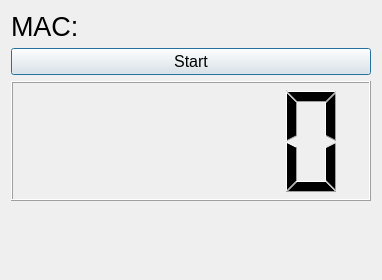
The window that Dialog.ui (840922704/BLE_DMM_Client) describes before a commit, drawn with Qt 5.
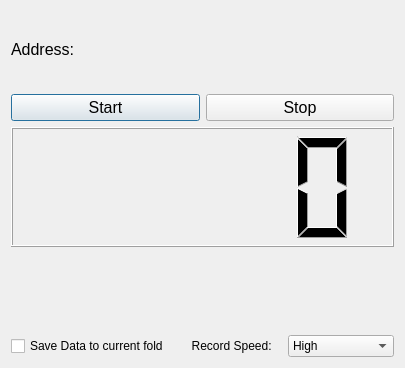
The same window after the commit.

Commit message: Add stop button

```diff
--- a/Dialog.ui
+++ b/Dialog.ui
@@ -6,8 +6,8 @@
    <rect>
     <x>0</x>
     <y>0</y>
-    <width>378</width>
-    <height>278</height>
+    <width>405</width>
+    <height>368</height>
    </rect>
   </property>
   <property name="windowTitle">
@@ -23,12 +23,14 @@
       </font>
      </property>
      <property name="text">
-      <string>&lt;html&gt;&lt;head/&gt;&lt;body&gt;&lt;p&gt;&lt;span style=&quot; font-size:20pt;&quot;&gt;MAC:&lt;/span&gt;&lt;/p&gt;&lt;/body&gt;&lt;/html&gt;</string>
+      <string>&lt;html&gt;&lt;head/&gt;&lt;body&gt;&lt;p&gt;Address:&lt;/p&gt;&lt;/body&gt;&lt;/html&gt;</string>
      </property>
     </widget>
    </item>
    <item>
-    <widget class="QPushButton" name="pushButton">
+    <layout class="QHBoxLayout" name="horizontalLayout_2">
+     <item>
+      <widget class="QPushButton" name="pushButton_start">
      <property name="font">
       <font>
        <family>Arial</family>
@@ -41,6 +43,21 @@
     </widget>
    </item>
    <item>
+      <widget class="QPushButton" name="pushButton_stop">
+       <property name="font">
+        <font>
+         <family>Arial</family>
+         <pointsize>12</pointsize>
+        </font>
+       </property>
+       <property name="text">
+        <string>Stop</string>
+       </property>
+      </widget>
+     </item>
+    </layout>
+   </item>
+   <item>
     <widget class="QLCDNumber" name="lcdNumber">
      <property name="minimumSize">
       <size>
@@ -72,6 +89,46 @@
      </property>
     </widget>
    </item>
+   <item>
+    <layout class="QVBoxLayout" name="graph_layout"/>
+   </item>
+   <item>
+    <layout class="QHBoxLayout" name="horizontalLayout">
+     <item>
+      <widget class="QCheckBox" name="checkBox">
+       <property name="text">
+        <string>Save Data to current fold</string>
+       </property>
+      </widget>
+     </item>
+     <item>
+      <widget class="QLabel" name="label_3">
+       <property name="text">
+        <string>     Record Speed:</string>
+       </property>
+      </widget>
+     </item>
+     <item>
+      <widget class="QComboBox" name="comboBox">
+       <item>
+        <property name="text">
+         <string>High</string>
+        </property>
+       </item>
+       <item>
+        <property name="text">
+         <string>Medium</string>
+        </property>
+       </item>
+       <item>
+        <property name="text">
+         <string>Low</string>
+        </property>
+       </item>
+      </widget>
+     </item>
+    </layout>
+   </item>
   </layout>
  </widget>
  <resources/>
```
Lines whose indentation alone changed are shown as unchanged.
